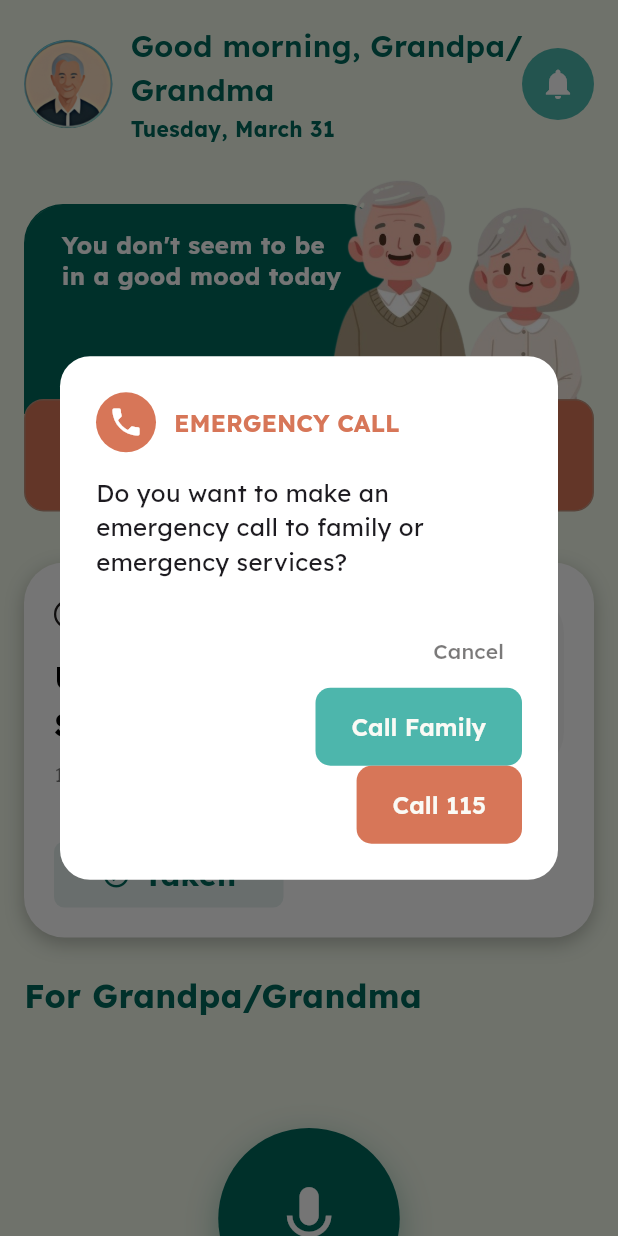
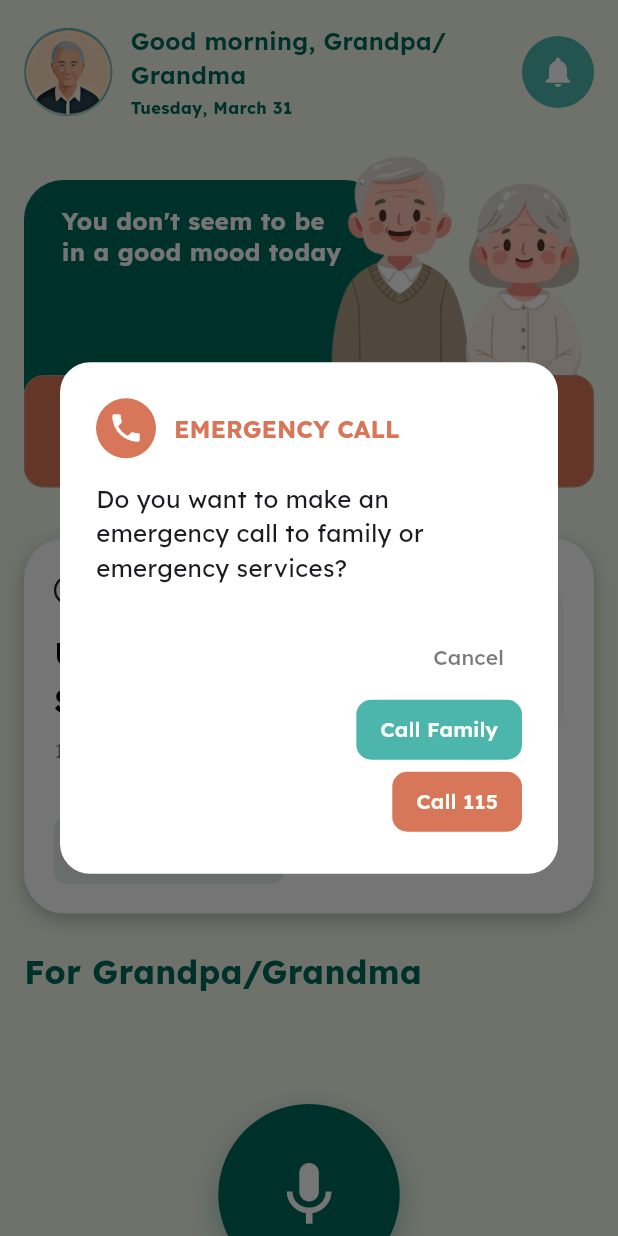
Before and after one commit to HungNguyenBa1811/memotion, a Flutter app: the PatientHomeScreen screen opened directly, after a tap on "EMERGENCY CALL", on a phone screen of 412 x 824 dp. Run offline on Flutter 3.47's test engine with Material 3 defaults, Android fonts, the phone set to English and light mode, and no system bars; our stand-ins replace camera, connectivity_plus, dio, flutter_blue_plus, flutter_riverpod, flutter_secure_storage and 8 more; missing offline and left inert: alarm, health, mobile_scanner, video_thumbnail; accounts and stored records are empty.

```diff
--- a/lib/features/home/screens/patient/patient_home_screen.dart
+++ b/lib/features/home/screens/patient/patient_home_screen.dart
@@ -138,41 +138,45 @@ class PatientHomeScreen extends ConsumerWidget {
   void _showSOSDialog(BuildContext context) {
     showDialog(
       context: context,
-      builder: (context) => AlertDialog(
+      builder: (context) {
+        final scale = ResponsiveUtils.textScaleFactor(context);
+        return AlertDialog(
           backgroundColor: Colors.white,
-        shape: RoundedRectangleBorder(borderRadius: BorderRadius.circular(20)),
+          shape: RoundedRectangleBorder(borderRadius: BorderRadius.circular(20 * scale)),
           title: Row(
             children: [
               Container(
-              width: 40,
-              height: 40,
+                width: 40 * scale,
+                height: 40 * scale,
                 decoration: const BoxDecoration(
                   color: Color(0xFFD77658),
                   shape: BoxShape.circle,
                 ),
-              child: const Icon(Icons.phone, color: Colors.white, size: 24),
+                child: Icon(Icons.phone, color: Colors.white, size: 24 * scale),
               ),
-            const SizedBox(width: 12),
-            const Text(
+              SizedBox(width: 12 * scale),
+              Expanded(
+                child: Text(
                   'EMERGENCY CALL',
                   style: TextStyle(
-                fontSize: 16,
+                    fontSize: 16 * scale,
                     fontWeight: FontWeight.w700,
-                color: Color(0xFFD77658),
+                    color: const Color(0xFFD77658),
+                  ),
                 ),
               ),
             ],
           ),
-        content: const Text(
+          content: Text(
             'Do you want to make an emergency call to family or emergency services?',
-          style: TextStyle(fontSize: 16),
+            style: TextStyle(fontSize: 16 * scale),
           ),
           actions: [
             TextButton(
               onPressed: () => Navigator.pop(context),
-            child: const Text(
+              child: Text(
                 'Cancel',
-              style: TextStyle(color: AppColors.textSecondary),
+                style: TextStyle(color: AppColors.textSecondary, fontSize: 14 * scale),
               ),
             ),
             ElevatedButton(
@@ -189,10 +193,11 @@ class PatientHomeScreen extends ConsumerWidget {
               style: ElevatedButton.styleFrom(
                 backgroundColor: AppColors.tealGreen,
                 shape: RoundedRectangleBorder(
-                borderRadius: BorderRadius.circular(10),
+                  borderRadius: BorderRadius.circular(10 * scale),
                 ),
+                padding: EdgeInsets.symmetric(horizontal: 16 * scale, vertical: 8 * scale),
               ),
-            child: const Text('Call Family'),
+              child: Text('Call Family', style: TextStyle(fontSize: 14 * scale)),
             ),
             ElevatedButton(
               onPressed: () {
@@ -208,13 +213,15 @@ class PatientHomeScreen extends ConsumerWidget {
               style: ElevatedButton.styleFrom(
                 backgroundColor: const Color(0xFFD77658),
                 shape: RoundedRectangleBorder(
-                borderRadius: BorderRadius.circular(10),
+                  borderRadius: BorderRadius.circular(10 * scale),
                 ),
+                padding: EdgeInsets.symmetric(horizontal: 16 * scale, vertical: 8 * scale),
               ),
-            child: const Text('Call 115'),
+              child: Text('Call 115', style: TextStyle(fontSize: 14 * scale)),
             ),
           ],
-      ),
+        );
+      },
     );
   }
 }
--- a/lib/features/home/widgets/greeting_hero.dart
+++ b/lib/features/home/widgets/greeting_hero.dart
@@ -80,6 +80,7 @@ class _GreetingHeroState extends State<GreetingHero>
   @override
   Widget build(BuildContext context) {
     final isTablet = ResponsiveUtils.isTabletOrLarger(context);
+    final isPhone = ResponsiveUtils.isPhone(context);
     final textScale = ResponsiveUtils.textScaleFactor(context);
     final avatarSize = ResponsiveUtils.isLargeTablet(context) ? 170.0
         : ResponsiveUtils.isTablet(context) ? 150.0
@@ -132,7 +133,7 @@ class _GreetingHeroState extends State<GreetingHero>
                   Text(
                     '${widget.greeting}, ${widget.userName}',
                     style: AppTextStyles.headline2.copyWith(
-                      fontSize: 20 * textScale,
+                      fontSize: (isPhone ? 16 : 20) * textScale,
                       color: AppColors.primary,
                     ),
                   ),
@@ -140,7 +141,7 @@ class _GreetingHeroState extends State<GreetingHero>
                   Text(
                     _getFormattedDate(),
                     style: AppTextStyles.bodySmall.copyWith(
-                      fontSize: 14 * textScale,
+                      fontSize: (isPhone ? 11 : 14) * textScale,
                       fontWeight: FontWeight.w700,
                       color: AppColors.primary,
                     ),
--- a/lib/features/home/widgets/patient_greeting_hero.dart
+++ b/lib/features/home/widgets/patient_greeting_hero.dart
@@ -81,6 +81,7 @@ class _PatientGreetingHeroState extends State<PatientGreetingHero>
   @override
   Widget build(BuildContext context) {
     final isTablet = ResponsiveUtils.isTabletOrLarger(context);
+    final isPhone = ResponsiveUtils.isPhone(context);
     final textScale = ResponsiveUtils.textScaleFactor(context);
     final avatarSize = ResponsiveUtils.isLargeTablet(context) ? 170.0
         : ResponsiveUtils.isTablet(context) ? 150.0
@@ -133,7 +134,7 @@ class _PatientGreetingHeroState extends State<PatientGreetingHero>
                   Text(
                     '${widget.greeting}, ${widget.userName}',
                     style: AppTextStyles.headline2.copyWith(
-                      fontSize: 20 * textScale,
+                      fontSize: (isPhone ? 16 : 20) * textScale,
                       color: AppColors.primary,
                     ),
                   ),
@@ -141,7 +142,7 @@ class _PatientGreetingHeroState extends State<PatientGreetingHero>
                   Text(
                     _getFormattedDate(),
                     style: AppTextStyles.bodySmall.copyWith(
-                      fontSize: 14 * textScale,
+                      fontSize: (isPhone ? 11 : 14) * textScale,
                       fontWeight: FontWeight.w700,
                       color: AppColors.primary,
                     ),
--- a/lib/features/workout/screens/patient/patient_workout_screen.dart
+++ b/lib/features/workout/screens/patient/patient_workout_screen.dart
@@ -108,7 +108,7 @@ class _PatientWorkoutScreenContentState
                 ],
               ),
             ),
-            SizedBox(height: isTablet ? 40 * calendarScale : 4),
+            SizedBox(height: isTablet ? 40 * calendarScale : 20),
             // PageView slideshow — same on both mobile and tablet
             Expanded(
               child: _buildContent(
--- a/lib/features/workout/screens/workout_screen.dart
+++ b/lib/features/workout/screens/workout_screen.dart
@@ -130,6 +130,9 @@ class _WorkoutScreenContentState extends ConsumerState<WorkoutScreenContent> {
 
   Widget _buildTabletLayout(WorkoutListState workoutState) {
     final hPad = ResponsiveUtils.horizontalPadding(context);
+    final isLarge = ResponsiveUtils.isLargeTablet(context);
+    final scale = isLarge ? 2.3 : 2.0;
+
     return Padding(
       padding: EdgeInsets.symmetric(horizontal: hPad),
       child: Column(
@@ -140,6 +143,7 @@ class _WorkoutScreenContentState extends ConsumerState<WorkoutScreenContent> {
           const SizedBox(height: 16),
           CalendarDayPicker(
             days: _calendarDays,
+            scale: scale,
             selectedIndex: _selectedDayIndex,
             onDaySelected: (index) {
               setState(() => _selectedDayIndex = index);
```
Also changed, not shown: lib/features/home/screens/caretaker/caretaker_home_screen.dart (+13 -7 lines), lib/features/profile/screens/profile_screen.dart (+9 -6 lines), lib/features/workout/widgets/calendar_day_picker.dart (+8 -1 lines), 1 other file. Lines whose indentation alone changed are shown as unchanged.
